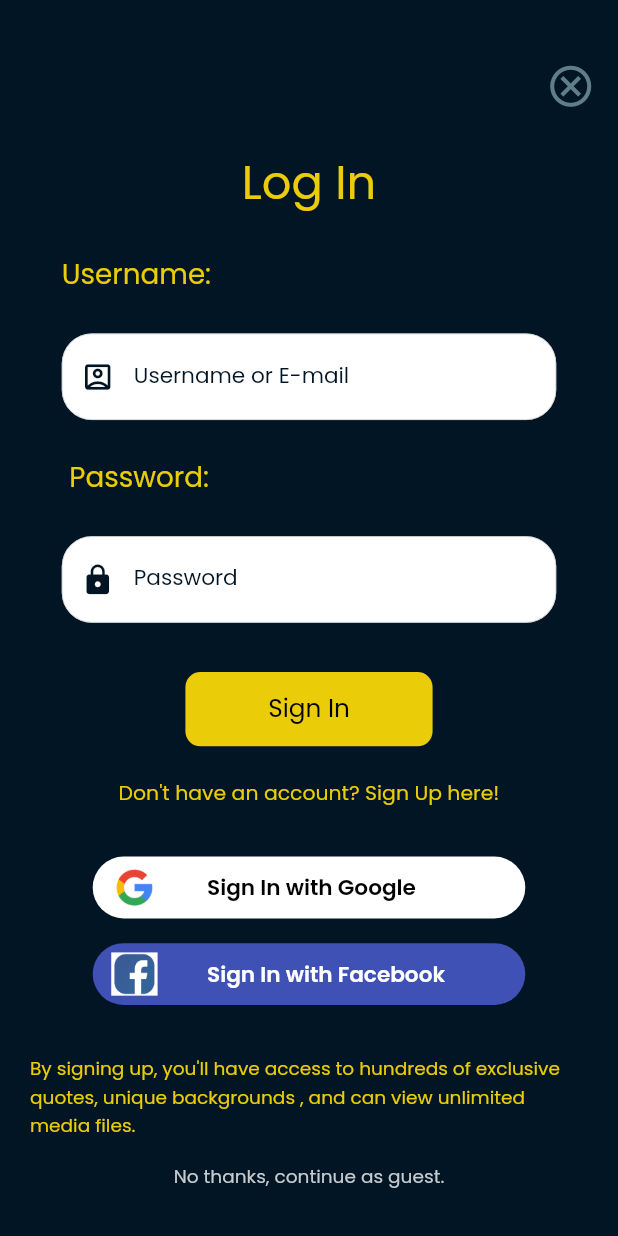
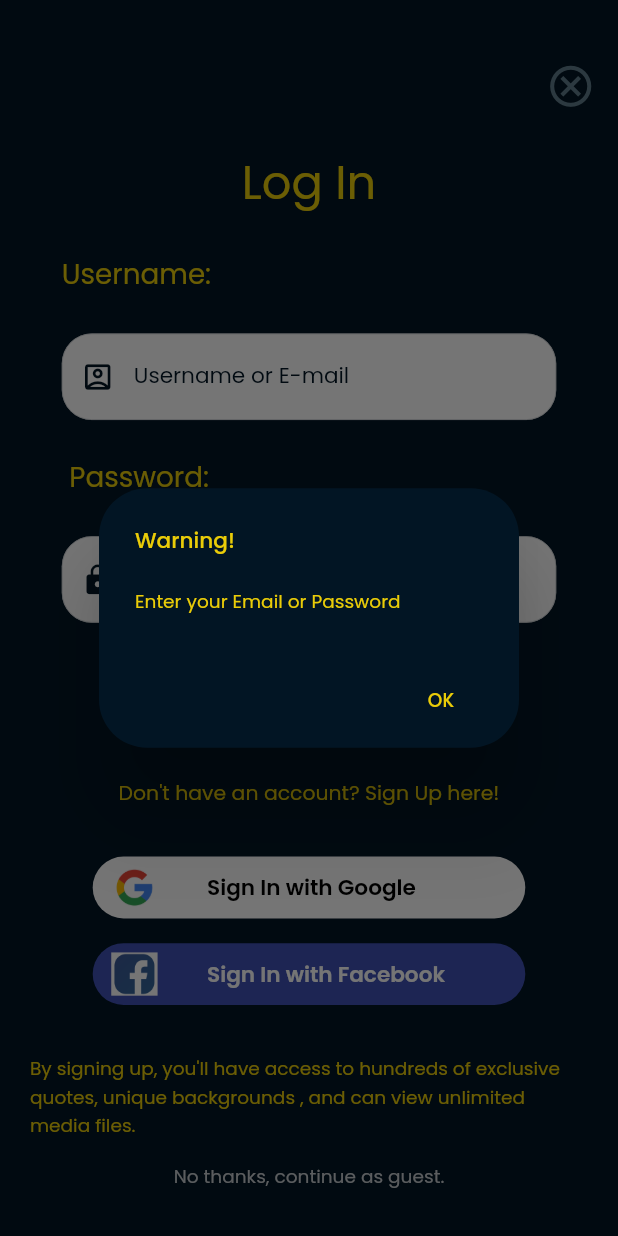
Before and after one commit to hamzaubit/daytofortune_app, a Flutter app: the signInScreen screen opened directly, after a tap on "Sign In", on a phone screen of 412 x 824 dp. Run offline on Flutter 3.47's test engine with Material 2 defaults, Android fonts, the phone set to English and light mode, and no system bars; our stand-ins replace google_fonts, transparent_image.

Commit message:
initial commit

```diff
--- a/lib/views/drawerMenu/signInScreen.dart
+++ b/lib/views/drawerMenu/signInScreen.dart
@@ -1,6 +1,7 @@
 import 'package:daytofortune_app/views/drawerMenu/signUpScreen.dart';
 import 'package:daytofortune_app/widgets/colorClass.dart';
 import 'package:daytofortune_app/widgets/sizeconfig.dart';
+import 'package:daytofortune_app/widgets/validator.dart';
 import 'package:flutter/material.dart';
 import 'package:google_fonts/google_fonts.dart';
 
@@ -11,6 +12,8 @@ class signInScreen extends StatefulWidget {
 
 class _signInScreenState extends State<signInScreen> {
 
+  TextEditingController username_email = new TextEditingController();
+  TextEditingController password = new TextEditingController();
   final _formKey = GlobalKey<FormState>();
 
   @override
@@ -58,9 +61,9 @@ class _signInScreenState extends State<signInScreen> {
                           height: SizeConfig.blockSizeVertical! * 7,
                           width: SizeConfig.blockSizeHorizontal! * 80,
                           child: TextFormField(
+                            controller: username_email,
                             style: GoogleFonts.poppins(color: primaryThemeColor,fontSize: SizeConfig.blockSizeHorizontal! * 3.5),
                             cursorColor: primaryThemeColor,
-                            obscureText: true,
                             decoration: InputDecoration(
                                 fillColor: Colors.white,
                                 filled: true,
@@ -78,12 +81,6 @@ class _signInScreenState extends State<signInScreen> {
                                 hintStyle: GoogleFonts.poppins(color: primaryThemeColor,fontSize: SizeConfig.blockSizeHorizontal! * 3.5),
                                 prefixIcon: Icon(Icons.account_box_outlined,color: primaryThemeColor,size: SizeConfig.blockSizeHorizontal! * 5.5,)
                             ),
-                            validator: (value) {
-                              if (value == null || value.isEmpty) {
-                                return 'Please enter some text';
-                              }
-                              return null;
-                            },
                           ),
                         ),),
                     ],
@@ -110,6 +107,7 @@ class _signInScreenState extends State<signInScreen> {
                           height: SizeConfig.blockSizeVertical! * 7,
                           width: SizeConfig.blockSizeHorizontal! * 80,
                           child: TextFormField(
+                            controller: password,
                             style: GoogleFonts.poppins(color: primaryThemeColor,fontSize: SizeConfig.blockSizeHorizontal! * 3.5),
                             cursorColor: primaryThemeColor,
                             obscureText: true,
@@ -130,12 +128,6 @@ class _signInScreenState extends State<signInScreen> {
                                 hintStyle: GoogleFonts.poppins(color: primaryThemeColor,fontSize: SizeConfig.blockSizeHorizontal! * 3.5),
                                 prefixIcon: Icon(Icons.lock,color: primaryThemeColor,size: SizeConfig.blockSizeHorizontal! * 5.5,)
                             ),
-                            validator: (value) {
-                              if (value == null || value.isEmpty) {
-                                return 'Please enter some text';
-                              }
-                              return null;
-                            },
                           ),
                         ),),
                     ],
@@ -143,7 +135,31 @@ class _signInScreenState extends State<signInScreen> {
                   SizedBox(height: SizeConfig.blockSizeVertical! * 4,),
                   GestureDetector(
                     onTap: (){
+                      if (username_email.text.isEmpty || password.text.isEmpty) {
+                        showDialog(
+                          context: context,
+                          builder: (BuildContext context) {
+                            return Expanded(
+                              child: AlertDialog(
+                                shape: RoundedRectangleBorder(
+                                    borderRadius: BorderRadius.all(Radius.circular(32.0))),
+                                backgroundColor: Color(0xff021524),
+                                title: Text('Warning!',style: GoogleFonts.poppins(color: secondaryThemeColor,fontSize: SizeConfig.blockSizeHorizontal! * 3.5),),
+                                content: Text('Enter your Email or Password',style: GoogleFonts.poppins(color: secondaryThemeColor,fontSize: SizeConfig.blockSizeHorizontal! * 3.0)),
+                                actions: [
+                                  FlatButton(
+                                    onPressed: () {
+                                      Navigator.pop(context);
+                                    },
+                                    child: Text('OK',style: GoogleFonts.poppins(color: secondaryThemeColor,fontSize: SizeConfig.blockSizeHorizontal! * 3.0)),
+                                  ),
+                                ],
+                              ),
 
+                            );
+                          },
+                        );
+                      }
                     },
                     child: Container(
                         height: SizeConfig.blockSizeVertical! * 6,
```
Also changed, not shown: lib/views/drawerMenu/signUpScreen.dart (+45 -36 lines).
